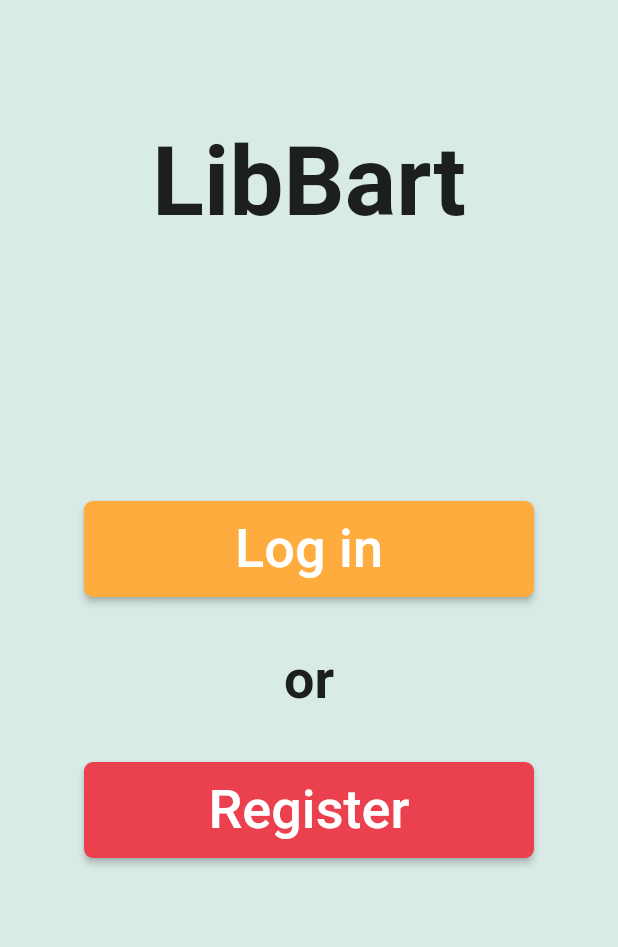
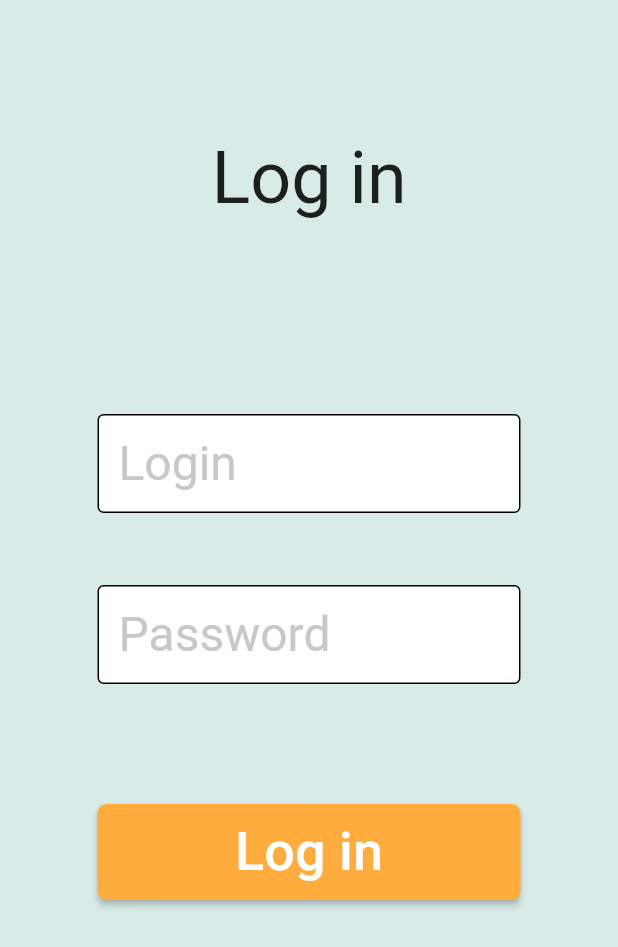
Before and after one commit to Grifon333/lib_bart, a Flutter app: the screen it shows after launch, after a tap on "Log in", on a phone screen of 412 x 824 dp. Shown: the top 947 px of the screen. Run offline on Flutter 3.47's test engine with Material 2 defaults, Android fonts, the light colour scheme and no system bars.

Commit message:
Create Window for Log in

```diff
--- a/lib/ui/navigation/main_navigation.dart
+++ b/lib/ui/navigation/main_navigation.dart
@@ -1,12 +1,21 @@
+import 'package:lib_bart/library/widgets/inherited/provider.dart';
+import 'package:lib_bart/ui/widgets/login/login_model.dart';
+import 'package:lib_bart/ui/widgets/login/login_widget.dart';
 import 'package:lib_bart/ui/widgets/start_screen/start_screen_widget.dart';
 
 class MainNavigationNameRoute {
   static const main = '/';
+  static const login = '/login';
+  static const register = '/register';
 }
 
 class MainNavigation {
   final routes = {
     MainNavigationNameRoute.main: (context) => const StartScreenWidget(),
+    MainNavigationNameRoute.login: (context) => NotifierProvider(
+          child: const LoginWidget(),
+          create: () => LoginModel(),
+        ),
   };
 
   final initialRoute = MainNavigationNameRoute.main;
--- /dev/null
+++ b/lib/ui/widgets/login/login_model.dart
@@ -0,0 +1,5 @@
+import 'package:flutter/material.dart';
+
+class LoginModel extends ChangeNotifier {
+
+}
--- /dev/null
+++ b/lib/ui/widgets/login/login_widget.dart
@@ -0,0 +1,117 @@
+import 'package:flutter/material.dart';
+import 'package:lib_bart/assets/color/main_colors.dart';
+import 'package:lib_bart/library/widgets/inherited/provider.dart';
+import 'package:lib_bart/ui/widgets/login/login_model.dart';
+
+class LoginWidget extends StatelessWidget {
+  const LoginWidget({Key? key}) : super(key: key);
+
+  @override
+  Widget build(BuildContext context) {
+    final model = NotifierProvider.watch<LoginModel>(context);
+    if (model == null) return const SizedBox.shrink();
+
+    return const Scaffold(
+      body: _BodyWidget(),
+    );
+  }
+}
+
+class _BodyWidget extends StatelessWidget {
+  const _BodyWidget({Key? key}) : super(key: key);
+
+  @override
+  Widget build(BuildContext context) {
+    return ColoredBox(
+      color: MainColors.color1,
+      child: SafeArea(
+        child: Padding(
+          padding: const EdgeInsets.symmetric(horizontal: 65),
+          child: Column(
+            children: const [
+              SizedBox(height: 90),
+              Text(
+                'Log in',
+                style: TextStyle(
+                  fontSize: 48,
+                ),
+              ),
+              SizedBox(height: 130),
+              _TextFieldsWidget(),
+              SizedBox(height: 80),
+              _ButtonWidget(),
+            ],
+          ),
+        ),
+      ),
+    );
+  }
+}
+
+class _TextFieldsWidget extends StatelessWidget {
+  const _TextFieldsWidget({Key? key}) : super(key: key);
+
+  @override
+  Widget build(BuildContext context) {
+    return Column(
+      children: const [
+        TextField(
+          style: TextStyle(fontSize: 32),
+          decoration: InputDecoration(
+            enabledBorder: OutlineInputBorder(
+              borderSide: BorderSide(color: Colors.black),
+            ),
+            isCollapsed: true,
+            contentPadding: EdgeInsets.all(14),
+            filled: true,
+            fillColor: Colors.white,
+            hintText: 'Login',
+            hintStyle: TextStyle(color: Color.fromRGBO(200, 200, 200, 1)),
+          ),
+        ),
+        SizedBox(height: 48),
+        TextField(
+          style: TextStyle(fontSize: 32),
+          decoration: InputDecoration(
+            enabledBorder: OutlineInputBorder(
+              borderSide: BorderSide(color: Colors.black),
+            ),
+            isCollapsed: true,
+            contentPadding: EdgeInsets.all(14),
+            filled: true,
+            fillColor: Colors.white,
+            hintText: 'Password',
+            hintStyle: TextStyle(color: Color.fromRGBO(200, 200, 200, 1)),
+          ),
+        ),
+      ],
+    );
+  }
+}
+
+class _ButtonWidget extends StatelessWidget {
+  const _ButtonWidget({Key? key}) : super(key: key);
+
+  @override
+  Widget build(BuildContext context) {
+    return SizedBox(
+      width: double.infinity,
+      child: ElevatedButton(
+        onPressed: () {},
+        style: ButtonStyle(
+          padding: MaterialStateProperty.all(
+              const EdgeInsets.symmetric(vertical: 11)),
+          backgroundColor: MaterialStateProperty.all(MainColors.color4),
+          shape: MaterialStateProperty.all(const RoundedRectangleBorder(
+              borderRadius: BorderRadius.all(Radius.circular(6)))),
+        ),
+        child: const Text(
+          'Log in',
+          style: TextStyle(
+            fontSize: 36,
+          ),
+        ),
+      ),
+    );
+  }
+}
--- a/lib/ui/widgets/start_screen/start_screen_widget.dart
+++ b/lib/ui/widgets/start_screen/start_screen_widget.dart
@@ -1,5 +1,6 @@
 import 'package:flutter/material.dart';
 import 'package:lib_bart/assets/color/main_colors.dart';
+import 'package:lib_bart/ui/navigation/main_navigation.dart';
 
 class StartScreenWidget extends StatelessWidget {
   const StartScreenWidget({Key? key}) : super(key: key);
@@ -34,27 +35,11 @@ class _BodyWidget extends StatelessWidget {
                 ),
               ),
               const SizedBox(height: 175),
-              SizedBox(
-                width: 300,
-                child: ElevatedButton(
-                  onPressed: () {},
-                  style: ButtonStyle(
-                    padding: MaterialStateProperty.all(
-                        const EdgeInsets.symmetric(vertical: 11)),
-                    backgroundColor:
-                        MaterialStateProperty.all(MainColors.color4),
-                    shape: MaterialStateProperty.all(
-                        const RoundedRectangleBorder(
-                            borderRadius:
-                                BorderRadius.all(Radius.circular(6)))),
-                  ),
-                  child: const Text(
-                    'Log in',
-                    style: TextStyle(
-                      fontSize: 36,
-                    ),
-                  ),
-                ),
+              _ButtonWidget(
+                title: 'Log in',
+                onPressed: () => Navigator.of(context)
+                    .pushNamed(MainNavigationNameRoute.login),
+                color: MainColors.color4,
               ),
               const Padding(
                 padding: EdgeInsets.all(34),
@@ -66,27 +51,11 @@ class _BodyWidget extends StatelessWidget {
                   ),
                 ),
               ),
-              SizedBox(
-                width: 300,
-                child: ElevatedButton(
-                  onPressed: () {},
-                  style: ButtonStyle(
-                    padding: MaterialStateProperty.all(
-                        const EdgeInsets.symmetric(vertical: 11)),
-                    backgroundColor:
-                        MaterialStateProperty.all(MainColors.color3),
-                    shape: MaterialStateProperty.all(
-                        const RoundedRectangleBorder(
-                            borderRadius:
-                            BorderRadius.all(Radius.circular(6)))),
-                  ),
-                  child: const Text(
-                    'Register',
-                    style: TextStyle(
-                      fontSize: 36,
-                    ),
-                  ),
-                ),
+              _ButtonWidget(
+                title: 'Register',
+                onPressed: () => Navigator.of(context)
+                    .pushNamed(MainNavigationNameRoute.register),
+                color: MainColors.color3,
               ),
             ],
           ),
@@ -95,3 +64,39 @@ class _BodyWidget extends StatelessWidget {
     );
   }
 }
+
+class _ButtonWidget extends StatelessWidget {
+  final String title;
+  final Function() onPressed;
+  final Color color;
+
+  const _ButtonWidget({
+    Key? key,
+    required this.title,
+    required this.onPressed,
+    required this.color,
+  }) : super(key: key);
+
+  @override
+  Widget build(BuildContext context) {
+    return SizedBox(
+      width: 300,
+      child: ElevatedButton(
+        onPressed: onPressed,
+        style: ButtonStyle(
+          padding: MaterialStateProperty.all(
+              const EdgeInsets.symmetric(vertical: 11)),
+          backgroundColor: MaterialStateProperty.all(color),
+          shape: MaterialStateProperty.all(const RoundedRectangleBorder(
+              borderRadius: BorderRadius.all(Radius.circular(6)))),
+        ),
+        child: Text(
+          title,
+          style: const TextStyle(
+            fontSize: 36,
+          ),
+        ),
+      ),
+    );
+  }
+}
```
Also changed, not shown: lib/Library/widgets/inherited/provider.dart (renamed from lib/library/widgets/inherited/provider.dart).
